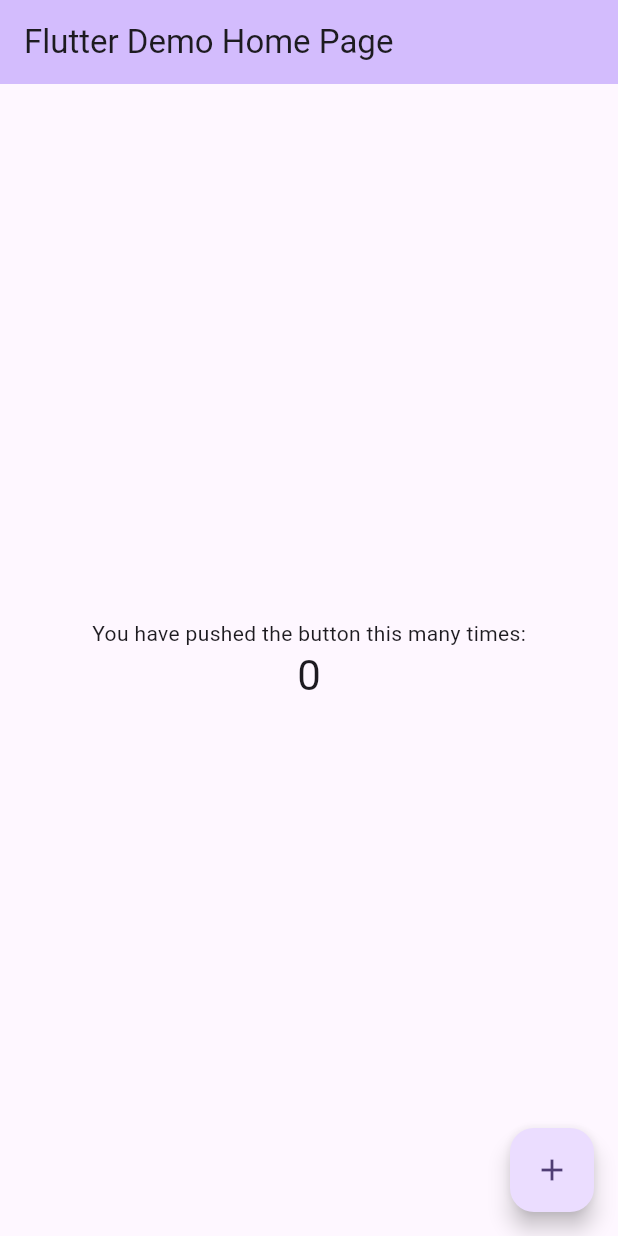
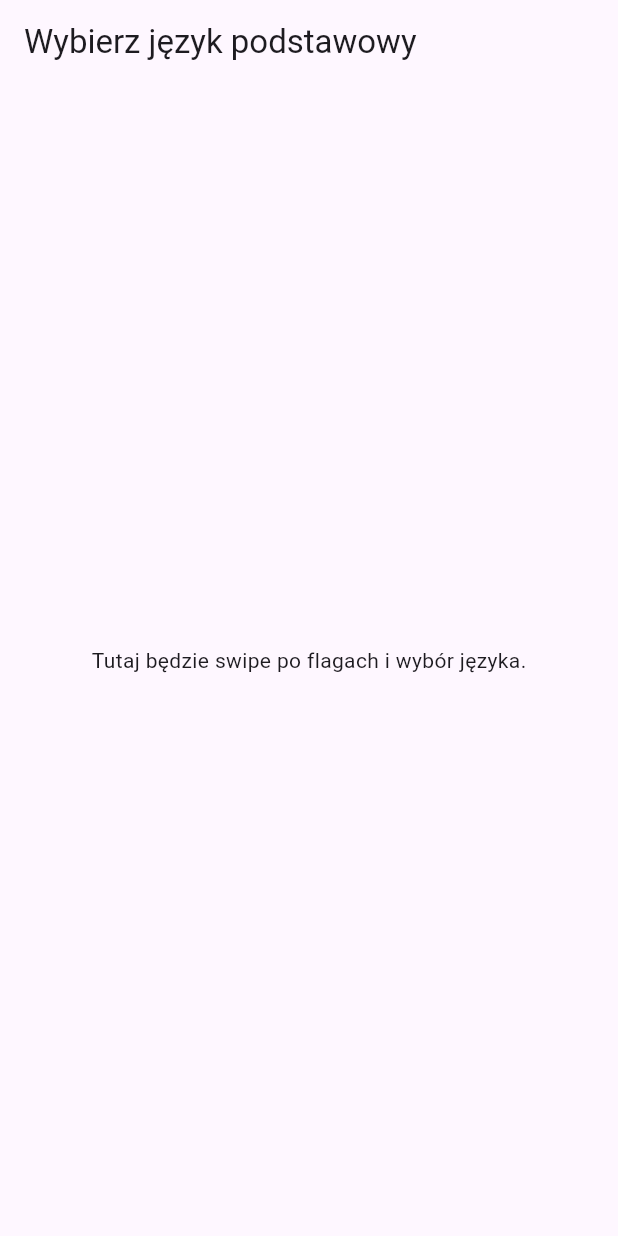
Before and after one commit to d-zienke/words_keeper, a Flutter app: the screen it shows after launch, on a phone screen of 412 x 824 dp. Run offline on Flutter 3.47's test engine with Material 3 defaults, Android fonts, the phone set to English and light mode, and no system bars.

Commit message:
Add base code

```diff
--- /dev/null
+++ b/lib/app.dart
@@ -0,0 +1,15 @@
+import 'package:flutter/material.dart';
+import 'screens/language_select.dart';
+
+class WordsKeeperApp extends StatelessWidget {
+  const WordsKeeperApp({super.key});
+
+  @override
+  Widget build(BuildContext context) {
+    return MaterialApp(
+      title: 'Words Keeper',
+      theme: ThemeData(primarySwatch: Colors.teal),
+      home: const LanguageSelectScreen(),
+    );
+  }
+}
--- a/lib/main.dart
+++ b/lib/main.dart
@@ -1,122 +1,6 @@
 import 'package:flutter/material.dart';
+import 'app.dart';
 
 void main() {
-  runApp(const MyApp());
+  runApp(const WordsKeeperApp());
 }
-
-class MyApp extends StatelessWidget {
-  const MyApp({super.key});
-
-  // This widget is the root of your application.
-  @override
-  Widget build(BuildContext context) {
-    return MaterialApp(
-      title: 'Flutter Demo',
-      theme: ThemeData(
-        // This is the theme of your application.
-        //
-        // TRY THIS: Try running your application with "flutter run". You'll see
-        // the application has a purple toolbar. Then, without quitting the app,
-        // try changing the seedColor in the colorScheme below to Colors.green
-        // and then invoke "hot reload" (save your changes or press the "hot
-        // reload" button in a Flutter-supported IDE, or press "r" if you used
-        // the command line to start the app).
-        //
-        // Notice that the counter didn't reset back to zero; the application
-        // state is not lost during the reload. To reset the state, use hot
-        // restart instead.
-        //
-        // This works for code too, not just values: Most code changes can be
-        // tested with just a hot reload.
-        colorScheme: ColorScheme.fromSeed(seedColor: Colors.deepPurple),
-      ),
-      home: const MyHomePage(title: 'Flutter Demo Home Page'),
-    );
-  }
-}
-
-class MyHomePage extends StatefulWidget {
-  const MyHomePage({super.key, required this.title});
-
-  // This widget is the home page of your application. It is stateful, meaning
-  // that it has a State object (defined below) that contains fields that affect
-  // how it looks.
-
-  // This class is the configuration for the state. It holds the values (in this
-  // case the title) provided by the parent (in this case the App widget) and
-  // used by the build method of the State. Fields in a Widget subclass are
-  // always marked "final".
-
-  final String title;
-
-  @override
-  State<MyHomePage> createState() => _MyHomePageState();
-}
-
-class _MyHomePageState extends State<MyHomePage> {
-  int _counter = 0;
-
-  void _incrementCounter() {
-    setState(() {
-      // This call to setState tells the Flutter framework that something has
-      // changed in this State, which causes it to rerun the build method below
-      // so that the display can reflect the updated values. If we changed
-      // _counter without calling setState(), then the build method would not be
-      // called again, and so nothing would appear to happen.
-      _counter++;
-    });
-  }
-
-  @override
-  Widget build(BuildContext context) {
-    // This method is rerun every time setState is called, for instance as done
-    // by the _incrementCounter method above.
-    //
-    // The Flutter framework has been optimized to make rerunning build methods
-    // fast, so that you can just rebuild anything that needs updating rather
-    // than having to individually change instances of widgets.
-    return Scaffold(
-      appBar: AppBar(
-        // TRY THIS: Try changing the color here to a specific color (to
-        // Colors.amber, perhaps?) and trigger a hot reload to see the AppBar
-        // change color while the other colors stay the same.
-        backgroundColor: Theme.of(context).colorScheme.inversePrimary,
-        // Here we take the value from the MyHomePage object that was created by
-        // the App.build method, and use it to set our appbar title.
-        title: Text(widget.title),
-      ),
-      body: Center(
-        // Center is a layout widget. It takes a single child and positions it
-        // in the middle of the parent.
-        child: Column(
-          // Column is also a layout widget. It takes a list of children and
-          // arranges them vertically. By default, it sizes itself to fit its
-          // children horizontally, and tries to be as tall as its parent.
-          //
-          // Column has various properties to control how it sizes itself and
-          // how it positions its children. Here we use mainAxisAlignment to
-          // center the children vertically; the main axis here is the vertical
-          // axis because Columns are vertical (the cross axis would be
-          // horizontal).
-          //
-          // TRY THIS: Invoke "debug painting" (choose the "Toggle Debug Paint"
-          // action in the IDE, or press "p" in the console), to see the
-          // wireframe for each widget.
-          mainAxisAlignment: MainAxisAlignment.center,
-          children: <Widget>[
-            const Text('You have pushed the button this many times:'),
-            Text(
-              '$_counter',
-              style: Theme.of(context).textTheme.headlineMedium,
-            ),
-          ],
-        ),
-      ),
-      floatingActionButton: FloatingActionButton(
-        onPressed: _incrementCounter,
-        tooltip: 'Increment',
-        child: const Icon(Icons.add),
-      ), // This trailing comma makes auto-formatting nicer for build methods.
-    );
-  }
-}
--- /dev/null
+++ b/lib/screens/language_select.dart
@@ -0,0 +1,15 @@
+import 'package:flutter/material.dart';
+
+class LanguageSelectScreen extends StatelessWidget {
+  const LanguageSelectScreen({super.key});
+
+  @override
+  Widget build(BuildContext context) {
+    return Scaffold(
+      appBar: AppBar(title: const Text('Wybierz język podstawowy')),
+      body: const Center(
+        child: Text('Tutaj będzie swipe po flagach i wybór języka.'),
+      ),
+    );
+  }
+}
--- a/pubspec.yaml
+++ b/pubspec.yaml
@@ -58,7 +58,8 @@ flutter:
   uses-material-design: true
 
   # To add assets to your application, add an assets section, like this:
-  # assets:
+  assets:
+      - lib/assets/flags/
   #   - images/a_dot_burr.jpeg
   #   - images/a_dot_ham.jpeg
 
```
Also changed, not shown: lib/data/word_repository.dart (added, +31 -0 lines), lib/models/word.dart (added, +8 -0 lines), lib/screens/home_screen.dart (added, +13 -0 lines), lib/screens/word_detail_modal.dart (added, +24 -0 lines), lib/screens/word_form_screen.dart (added, +17 -0 lines), lib/utils/validators.dart (added, +14 -0 lines), lib/widgets/flag_icon.dart (added, +26 -0 lines), lib/widgets/revealable_text.dart (added, +30 -0 lines), lib/widgets/word_tile.dart (added, +18 -0 lines), 1 other file.
